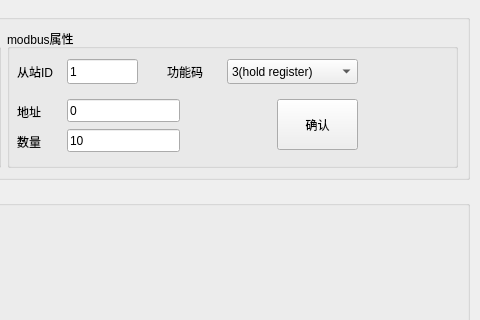
Qt form mainwindow.ui (sg1571605793/ModbusSimulator) before a commit; both pictures show x 462 to 942 and y 0 to 320 of the 942 by 640 pixel window.
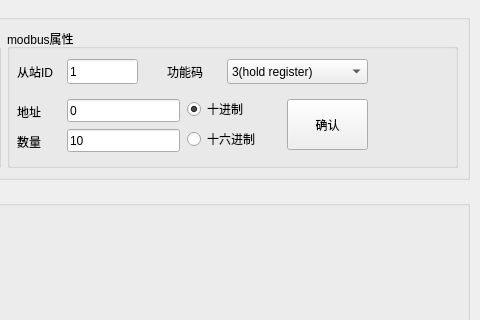
The same form after that commit.

Commit message:
On branch master Changes to be committed: 	modified:   mainwindow.cpp 	modified:   mainwindow.h 	modified:   mainwindow.ui 	modified:   modbusregister.cpp 	modified:   modbusregister.h 	modified:   modbusslave.cpp
    新增：
        选择显示类型：十进制，十六进制
    修改：
        1. 寄存器数据显示增加十六进制显示，ModbusRegister增加一个接口设置显示模式
        2. 允许地址以 0x开头输入十六进制的值

What changed in the file:
```diff
--- a/mainwindow.ui
+++ b/mainwindow.ui
@@ -362,7 +362,7 @@
             <rect>
              <x>220</x>
              <y>30</y>
-             <width>131</width>
+             <width>141</width>
              <height>25</height>
             </rect>
            </property>
@@ -432,7 +432,7 @@
           <widget class="QPushButton" name="btnConfirmConfig">
            <property name="geometry">
             <rect>
-             <x>270</x>
+             <x>280</x>
              <y>70</y>
              <width>81</width>
              <height>51</height>
@@ -445,6 +445,35 @@
             <bool>true</bool>
            </property>
           </widget>
+          <widget class="QRadioButton" name="rbtnDec">
+           <property name="geometry">
+            <rect>
+             <x>180</x>
+             <y>70</y>
+             <width>96</width>
+             <height>20</height>
+            </rect>
+           </property>
+           <property name="text">
+            <string>十进制</string>
+           </property>
+           <property name="checked">
+            <bool>true</bool>
+           </property>
+          </widget>
+          <widget class="QRadioButton" name="rbtnHex">
+           <property name="geometry">
+            <rect>
+             <x>180</x>
+             <y>100</y>
+             <width>96</width>
+             <height>20</height>
+            </rect>
+           </property>
+           <property name="text">
+            <string>十六进制</string>
+           </property>
+          </widget>
          </widget>
         </item>
        </layout>
```
The commit also changes 5 other files.
